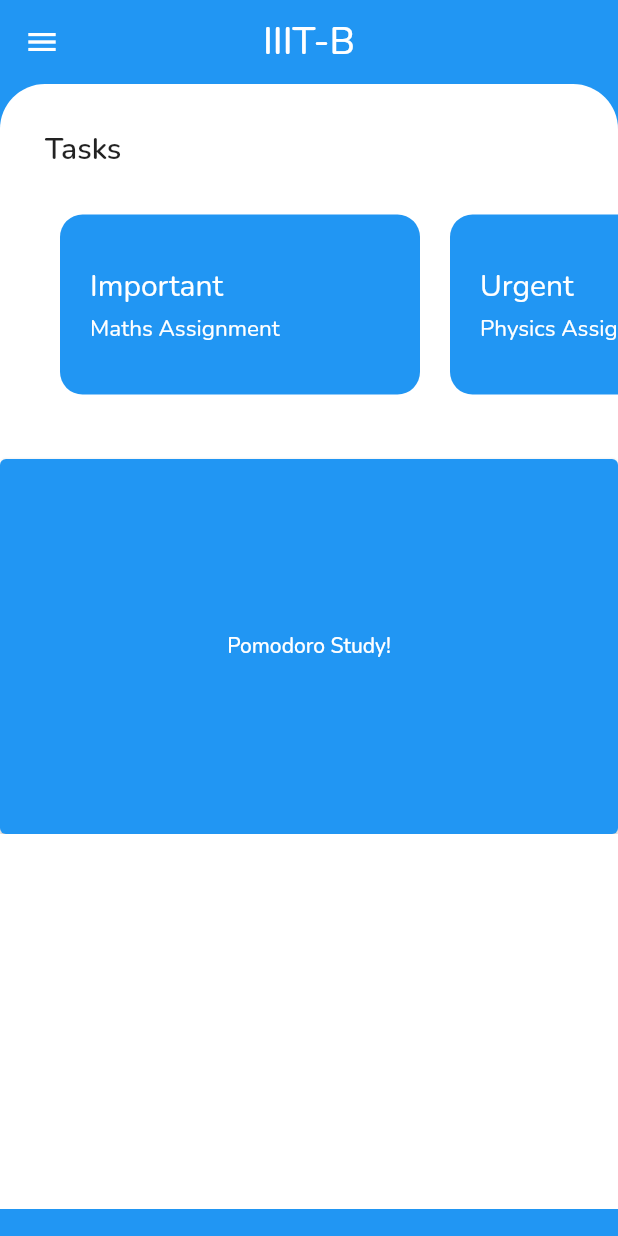
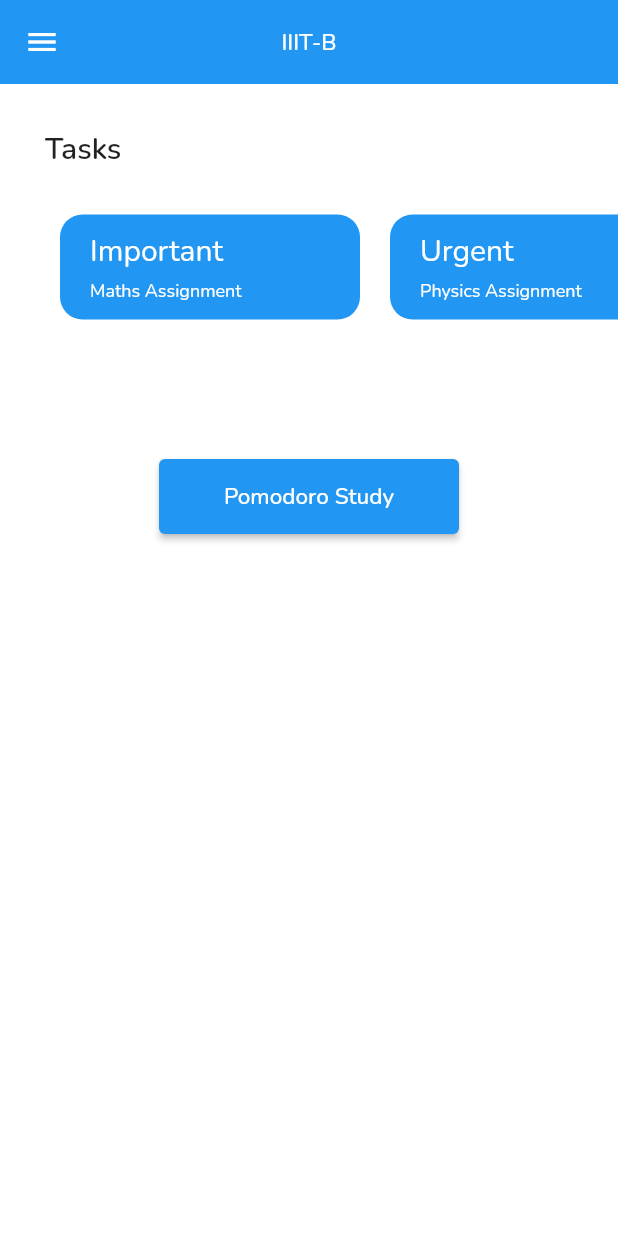
Before and after one commit to Nilsiloid/Ireo, a Flutter app: the Home screen opened by its route, on a phone screen of 412 x 824 dp. Run offline on Flutter 3.47's test engine with Material 2 defaults, Android fonts, the phone set to English and light mode, and no system bars; our stand-ins replace audioplayers, firebase_auth, firebase_core, google_fonts, google_sign_in, percent_indicator; accounts and stored records are empty.

Commit message:
added Pomodoro to Home page

```diff
--- a/lib/Pages/home.dart
+++ b/lib/Pages/home.dart
@@ -16,8 +16,8 @@ class Home extends StatelessWidget {
     return Container(
       margin: EdgeInsets.symmetric(horizontal: 10.0),
       padding: EdgeInsets.only(left: 20),
-      height: 120,
-      width: 240,
+      height: 70,
+      width: 200,
       decoration: BoxDecoration(
         color: color,
         borderRadius: BorderRadius.circular(15.0),
@@ -30,7 +30,7 @@ class Home extends StatelessWidget {
           SizedBox(
             height: 5.0,
           ),
-          Text(subtitle, style: TextStyle(color: Colors.white, fontSize: 15.0)),
+          Text(subtitle, style: TextStyle(color: Colors.white, fontSize: 12.0)),
         ],
       ),
     );
@@ -39,7 +39,7 @@ class Home extends StatelessWidget {
   @override
   Widget build(BuildContext context) {
     return Scaffold(
-        backgroundColor: Theme.of(context).colorScheme.secondary,
+      backgroundColor: Colors.white,
       drawer: Drawer(
           child: Column(
         mainAxisAlignment: MainAxisAlignment.center,
@@ -60,7 +60,7 @@ class Home extends StatelessWidget {
         backgroundColor: Theme.of(context).colorScheme.secondary,
         title: Text(
           "IIIT-B",
-            style: TextStyle(fontSize: 25.0),
+          style: TextStyle(fontSize: 15.0),
         ),
         centerTitle: true,
       ),
@@ -71,7 +71,6 @@ class Home extends StatelessWidget {
             children: [
               Container(
                 height: 250,
-                  width: double.infinity,
                 decoration: BoxDecoration(
                   color: Colors.white,
                   borderRadius: BorderRadius.only(
@@ -106,37 +105,29 @@ class Home extends StatelessWidget {
                               subtitle: "Physics Assignment"),
                         ]),
                       ),
-                      )
+                    ),
                   ],
                 ),
               ),
               Container(
-                  height: 250,
-                  width: double.infinity,
+                  height: 50,
+                  width: 200,
                   decoration: BoxDecoration(
                     color: Colors.white,
                   ),
                   child: ElevatedButton(
                     onPressed: () async {
-                      await Navigator.pushNamed(
-                          context, Routes.PomodoroMainPath);
+                      Navigator.pushNamed(context, Routes.PomodoroPath);
                     },
-                    // style: ButtonStyle(
-                    //   backgroundColor: Colors.black,
-                    // ),
-                    child: Text("Pomodoro Study!"),
+                    child: Text(
+                      "Pomodoro Study",
+                      style: TextStyle(fontSize: 15),
                     ),
-                ),
-                Container(
-                  height: 250,
-                  width: double.infinity,
-                  decoration: BoxDecoration(
-                    color: Colors.white,
-                  ),
-                )
+                  )),
             ],
           ),
         ),
-        ));
+      ),
+    );
   }
 }
--- a/lib/main.dart
+++ b/lib/main.dart
@@ -52,7 +52,7 @@ class MyApp extends StatelessWidget {
               // "/": (context) => Wrapper(),
               // "/": (context) => SignIn(),
               // "/": (context) => AuthWrapper(),
-              "/": (context) => Pomodoro(),
+              "/": (context) => Home(),
               Routes.WordlePath: (context) => GameScreen(),
               Routes.HomePath: (context) => Home(),
               Routes.LoginPath: (context) => SignIn(),
--- a/pubspec.yaml
+++ b/pubspec.yaml
@@ -47,6 +47,7 @@ dependencies:
   password_strength: ^0.2.0
   percent_indicator: ^4.2.2
   audioplayers: ^1.0.1
+  fluttertoast: ^8.0.9
 
 dev_dependencies:
   flutter_test:
```
Also changed, not shown: lib/Pages/pomodoro.dart (+38 -25 lines), pubspec.lock. Lines whose indentation alone changed are shown as unchanged.
